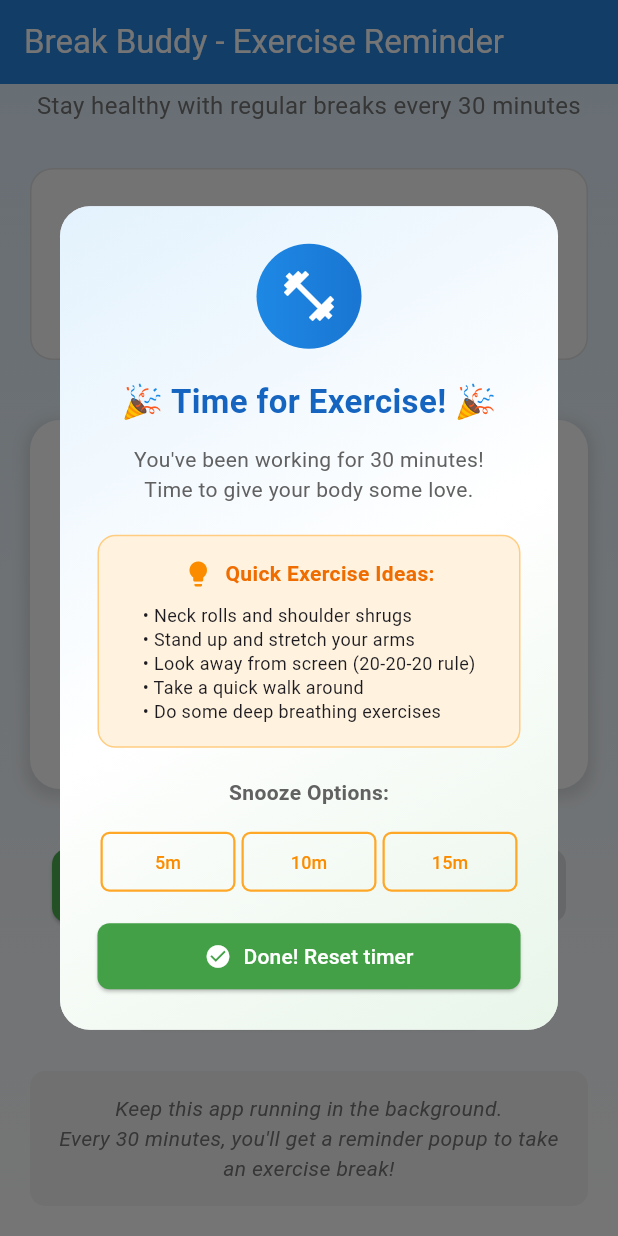
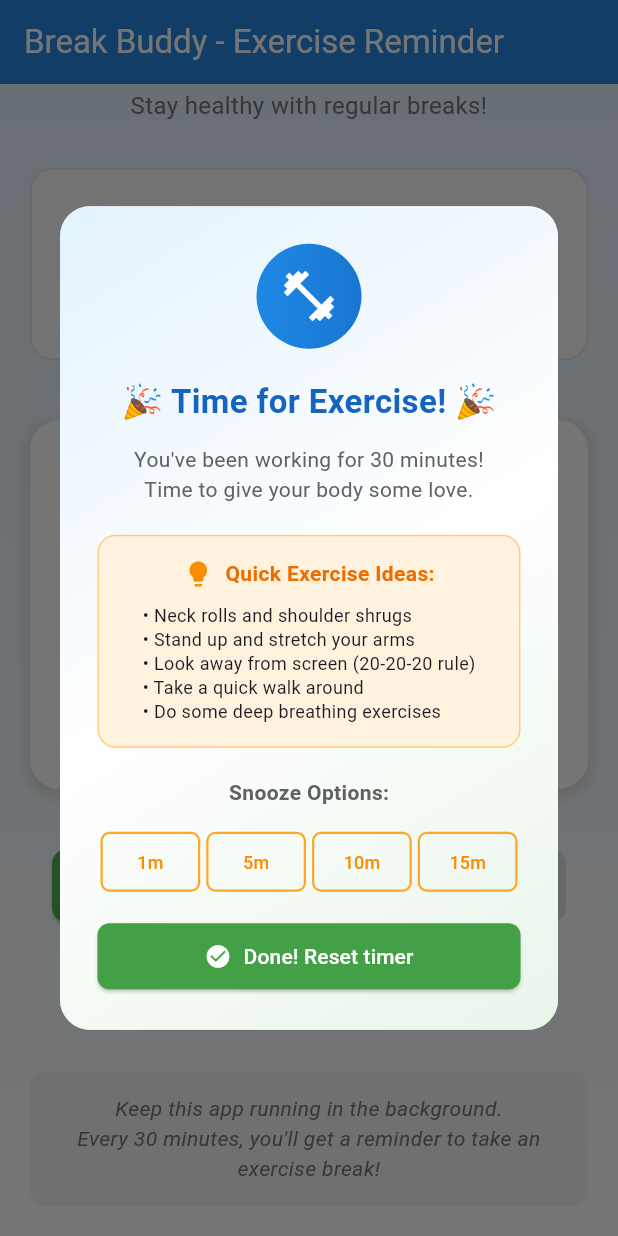
Before and after one commit to Anubha-Banerjee/break_buddy, a Flutter app: the screen it shows after launch, scrolled down 197 dp, after a tap on "Test Reminder Popup", on a phone screen of 412 x 824 dp. Run offline on Flutter 3.47's test engine with Material 3 defaults, Android fonts, the phone set to English and light mode, and no system bars; our stand-ins replace flutter_local_notifications; missing offline and left inert: window_manager.

Commit message:
second commit

```diff
--- a/lib/main.dart
+++ b/lib/main.dart
@@ -1,9 +1,77 @@
 import 'package:flutter/material.dart';
 import 'dart:async';
+import 'package:window_manager/window_manager.dart';
+import 'package:flutter_local_notifications/flutter_local_notifications.dart';
 
-void main() {
+// Create a global instance of the notification plugin
+final FlutterLocalNotificationsPlugin flutterLocalNotificationsPlugin =
+FlutterLocalNotificationsPlugin();
+
+Future<void> main() async {
+  // Ensure that Flutter's binding is initialized.
+  WidgetsFlutterBinding.ensureInitialized();
+
+  // Initialize window manager and local notifications
+  await _initializePlugins();
+
   runApp(ExerciseReminderApp());
 }
+
+// Helper function to initialize all plugins
+Future<void> _initializePlugins() async {
+  // --- Window Manager Initialization ---
+  await windowManager.ensureInitialized();
+
+  // --- FIX 2: Increased window height ---
+  // The initial height is increased to 850 to ensure all buttons are visible on startup.
+  WindowOptions windowOptions = WindowOptions(
+    size: Size(800, 950), // Increased height from 700 to 850
+    center: true,
+    backgroundColor: Colors.transparent,
+    skipTaskbar: false,
+    titleBarStyle: TitleBarStyle.normal,
+  );
+
+  windowManager.waitUntilReadyToShow(windowOptions, () async {
+    await windowManager.show();
+    await windowManager.focus();
+
+    // --- FIX 1 & 2: Set minimum size and ensure minimize button is present ---
+    // This prevents the user from making the window too small to use.
+    await windowManager.setMinimumSize(const Size(600, 800));
+    // This explicitly tells the OS that the window should have a minimize button.
+    await windowManager.setMinimizable(true);
+  });
+
+  // --- Notification Initialization ---
+  const AndroidInitializationSettings initializationSettingsAndroid =
+  AndroidInitializationSettings('@mipmap/ic_launcher');
+  final DarwinInitializationSettings initializationSettingsDarwin =
+  DarwinInitializationSettings();
+  final LinuxInitializationSettings initializationSettingsLinux =
+  LinuxInitializationSettings(defaultActionName: 'Open');
+
+  // The WindowsInitializationSettings requires a unique 'appUserModelId'.
+  const WindowsInitializationSettings initializationSettingsWindows =
+  WindowsInitializationSettings(
+    appName: 'Break Buddy',
+    appUserModelId: 'com.example.breakBuddy',
+    // NOTE: You should generate your own unique GUID for your app.
+    guid: 'f5a5a2a2-5b5c-4d5e-8f3a-2b3b4c5c6d7e',
+  );
+
+  // Combine all platform-specific settings
+  final InitializationSettings initializationSettings = InitializationSettings(
+    android: initializationSettingsAndroid,
+    iOS: initializationSettingsDarwin,
+    macOS: initializationSettingsDarwin,
+    linux: initializationSettingsLinux,
+    windows: initializationSettingsWindows,
+  );
+
+  await flutterLocalNotificationsPlugin.initialize(initializationSettings);
+}
+
 
 class ExerciseReminderApp extends StatelessWidget {
   @override
@@ -361,47 +429,76 @@ class _HomeScreenState extends State<HomeScreen> {
     });
   }
 
-  void _showExerciseReminder() {
+  Future<void> _showSystemNotification() async {
+    const AndroidNotificationDetails androidPlatformChannelSpecifics =
+    AndroidNotificationDetails('exercise_reminder_channel', 'Exercise Reminders',
+        channelDescription: 'Channel for exercise break reminders',
+        importance: Importance.max,
+        priority: Priority.high,
+        showWhen: false);
+    const NotificationDetails platformChannelSpecifics =
+    NotificationDetails(android: androidPlatformChannelSpecifics);
+    await flutterLocalNotificationsPlugin.show(
+        0, '🎉 Time for Exercise! 🎉', 'Click to open Break Buddy and choose an option.', platformChannelSpecifics,
+        payload: 'item x');
+  }
+
+
+  void _showExerciseReminder() async {
     if (_isReminderShowing) return;
 
     setState(() {
       _isReminderShowing = true;
     });
 
+    await _showSystemNotification();
+    if (!await windowManager.isFocused()) {
+      await windowManager.focus();
+    }
+    await windowManager.setAlwaysOnTop(true);
+
     showDialog(
       context: context,
       barrierDismissible: false,
       builder: (BuildContext context) {
+        void _handleDismiss() {
+          Navigator.of(context).pop();
+          windowManager.setAlwaysOnTop(false);
+          setState(() {
+            _isReminderShowing = false;
+          });
+        }
+
         return ExerciseReminderDialog(
           selectedInterval: _selectedInterval,
           onDismiss: () {
-            Navigator.of(context).pop();
+            _handleDismiss();
             setState(() {
-              _isReminderShowing = false;
-              // Reset timer to selected interval and restart
               _secondsRemaining = _selectedInterval;
-              // The timer is already running, so it will continue with the new time
+            });
+          },
+          onSnooze1: () {
+            _handleDismiss();
+            setState(() {
+              _secondsRemaining = 60;
             });
           },
           onSnooze5: () {
-            Navigator.of(context).pop();
+            _handleDismiss();
             setState(() {
-              _isReminderShowing = false;
-              _secondsRemaining = 300; // Snooze for 5 minutes
+              _secondsRemaining = 300;
             });
           },
           onSnooze10: () {
-            Navigator.of(context).pop();
+            _handleDismiss();
             setState(() {
-              _isReminderShowing = false;
-              _secondsRemaining = 600; // Snooze for 10 minutes
+              _secondsRemaining = 600;
             });
           },
           onSnooze15: () {
-            Navigator.of(context).pop();
+            _handleDismiss();
             setState(() {
-              _isReminderShowing = false;
-              _secondsRemaining = 900; // Snooze for 15 minutes
+              _secondsRemaining = 900;
             });
           },
         );
@@ -460,7 +557,7 @@ class _HomeScreenState extends State<HomeScreen> {
                 ),
                 SizedBox(height: 10),
                 Text(
-                  'Stay healthy with regular breaks every 30 minutes',
+                  'Stay healthy with regular breaks!',
                   style: TextStyle(
                     fontSize: 16,
                     color: Colors.grey[600],
@@ -660,7 +757,7 @@ class _HomeScreenState extends State<HomeScreen> {
                     borderRadius: BorderRadius.circular(10),
                   ),
                   child: Text(
-                    'Keep this app running in the background.\nEvery ${(_selectedInterval / 60).toInt()} minutes, you\'ll get a reminder popup to take an exercise break!',
+                    'Keep this app running in the background.\nEvery ${(_selectedInterval / 60).toInt()} minutes, you\'ll get a reminder to take an exercise break!',
                     style: TextStyle(
                       fontSize: 14,
                       color: Colors.grey[600],
@@ -681,6 +778,7 @@ class _HomeScreenState extends State<HomeScreen> {
 class ExerciseReminderDialog extends StatelessWidget {
   final int selectedInterval;
   final VoidCallback onDismiss;
+  final VoidCallback onSnooze1;
   final VoidCallback onSnooze5;
   final VoidCallback onSnooze10;
   final VoidCallback onSnooze15;
@@ -689,6 +787,7 @@ class ExerciseReminderDialog extends StatelessWidget {
     Key? key,
     required this.selectedInterval,
     required this.onDismiss,
+    required this.onSnooze1,
     required this.onSnooze5,
     required this.onSnooze10,
     required this.onSnooze15,
@@ -801,6 +900,23 @@ class ExerciseReminderDialog extends StatelessWidget {
                         child: Padding(
                           padding: EdgeInsets.symmetric(horizontal: 2),
                           child: OutlinedButton(
+                            onPressed: onSnooze1,
+                            child: Text('1m', style: TextStyle(fontSize: 12)),
+                            style: OutlinedButton.styleFrom(
+                              foregroundColor: Colors.orange[600],
+                              side: BorderSide(color: Colors.orange[400]!, width: 1.5),
+                              padding: EdgeInsets.symmetric(vertical: 10),
+                              shape: RoundedRectangleBorder(
+                                borderRadius: BorderRadius.circular(6),
+                              ),
+                            ),
+                          ),
+                        ),
+                      ),
+                      Expanded(
+                        child: Padding(
+                          padding: EdgeInsets.symmetric(horizontal: 2),
+                          child: OutlinedButton(
                             onPressed: onSnooze5,
                             child: Text('5m', style: TextStyle(fontSize: 12)),
                             style: OutlinedButton.styleFrom(
--- a/pubspec.yaml
+++ b/pubspec.yaml
@@ -12,12 +12,14 @@ dependencies:
   flutter:
     sdk: flutter
   cupertino_icons: ^1.0.2
-  window_manager: ^0.3.7
+  window_manager: ^0.5.1
+  flutter_local_notifications: ^19.4.0
+  flutter_local_notifications_windows: ^1.0.2
 
 dev_dependencies:
   flutter_test:
     sdk: flutter
-  flutter_lints: ^3.0.0
+  flutter_lints: ^6.0.0
 
 flutter:
   uses-material-design: true
```
Also changed, not shown: pubspec.lock, 5 other files.
